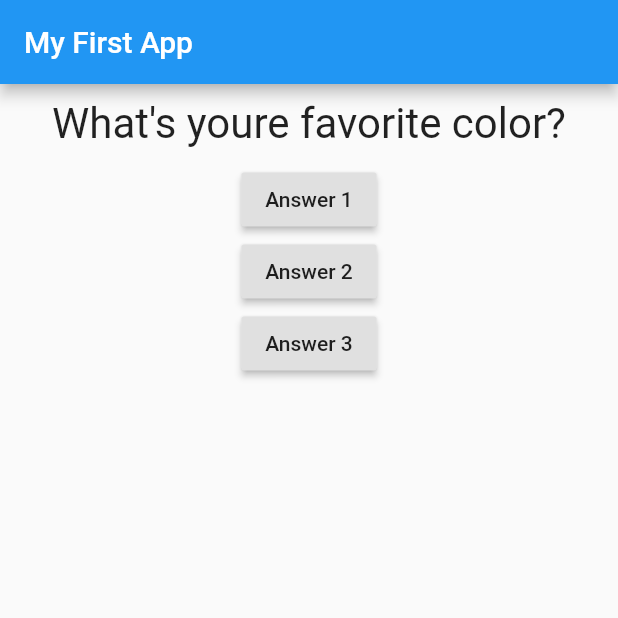
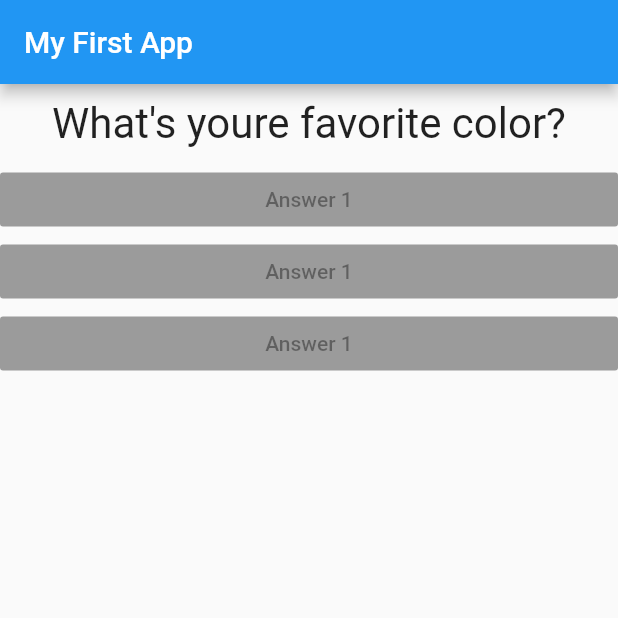
Before and after one commit to Hassaanhmd/Quiz_App, a Flutter app: the screen it shows after launch, on a phone screen of 412 x 824 dp, the top half of it. Run offline on Flutter 3.47's test engine with Material 2 defaults, Android fonts, the phone set to English and light mode, and no system bars.

Commit message:
added asnwer.dart to hold answer widget (buttons) and some styling

```diff
--- /dev/null
+++ b/lib/answer.dart
@@ -0,0 +1,15 @@
+import 'package:flutter/material.dart';
+
+class Answer extends StatelessWidget {
+  @override
+  Widget build(BuildContext context) {
+    return Container(
+      width: double.infinity,
+      child: RaisedButton(
+        color: Colors.blue,
+        child: Text('Answer 1'),
+        onPressed: null,
+      ),
+    );
+  }
+}
--- a/lib/main.dart
+++ b/lib/main.dart
@@ -1,6 +1,7 @@
 import 'package:flutter/material.dart';
 
 import './question.dart';
+import './answer.dart';
 
 // void main() {
 //   runApp(MyApp());
@@ -43,21 +44,9 @@ class _MyAppState extends State<MyApp> {
             Question(
               questions[_questionIndex],
             ),
-            RaisedButton(
-              child: Text('Answer 1'),
-              onPressed: _answerQuestion,
-            ), // RaisedButton() deprecated use ElevatedButton() - only difference is some styling
-            RaisedButton(
-              child: Text('Answer 2'),
-              onPressed: () => print('Answer 2 chosen!'),
-            ),
-            RaisedButton(
-              child: Text('Answer 3'),
-              onPressed: () {
-                // ...
-                print('Answer 3 chosen!');
-              },
-            ),
+            Answer(),
+            Answer(),
+            Answer(),
           ],
         ),
       ),
```
